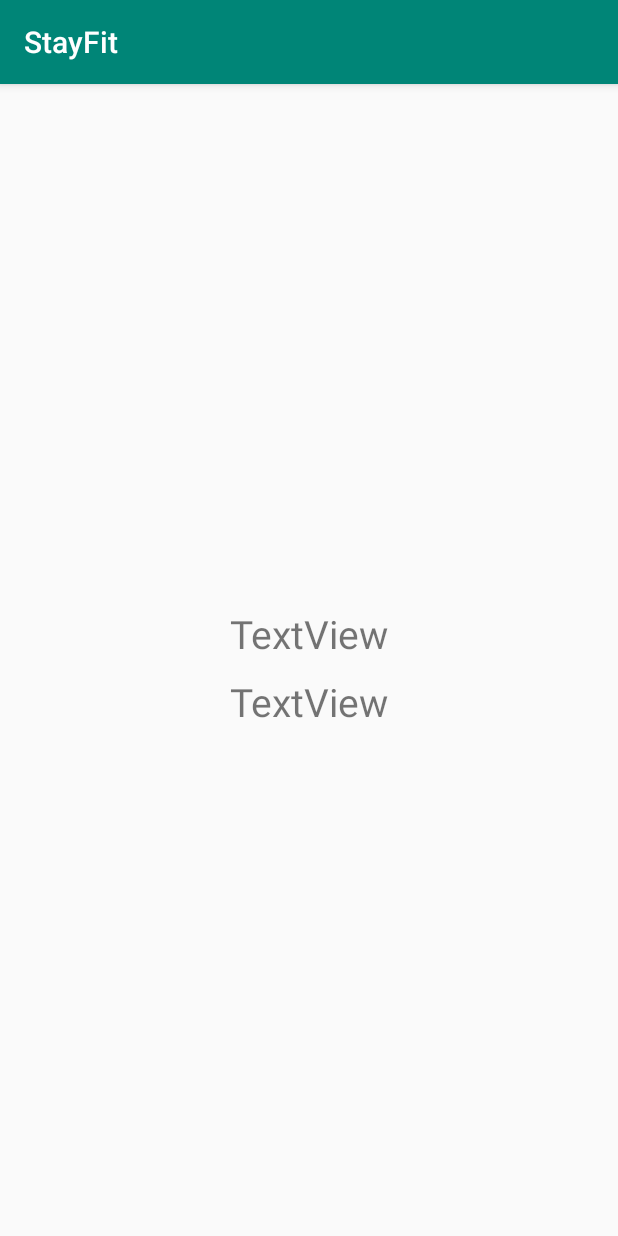
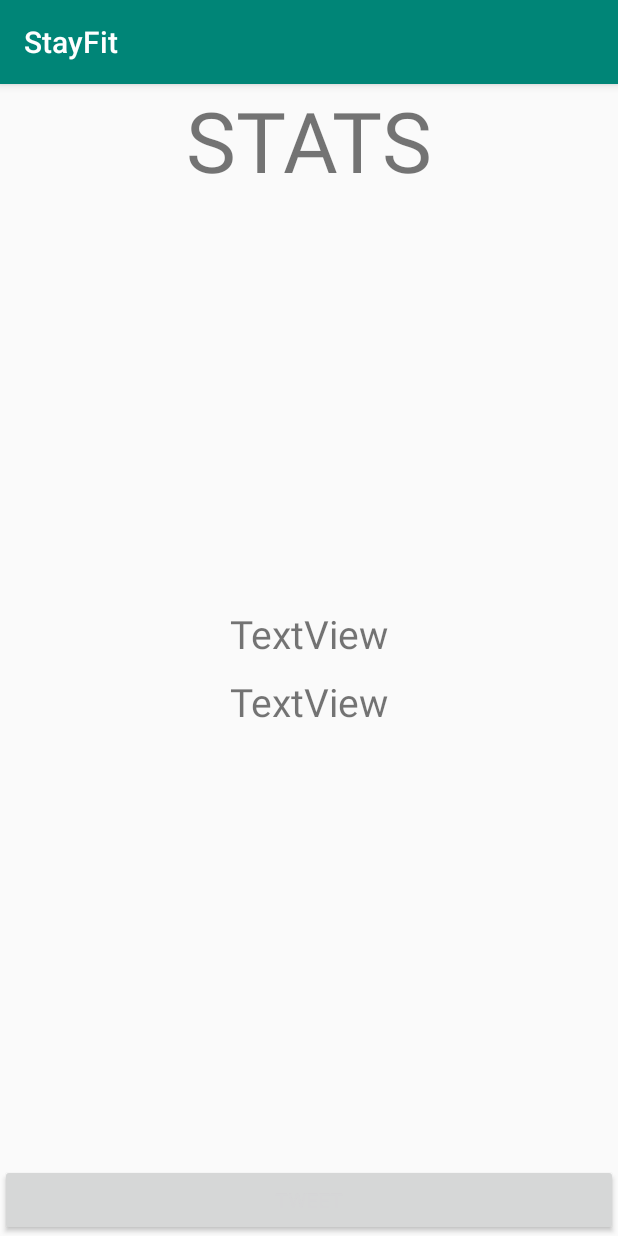
Before and after one commit to jasjeev4/StayFit, an Android app: the StatsActivity screen opened directly, with no data from a screen before it, on a phone screen of 412 x 824 dp. Run offline under Robolectric (Android 15) with nearby library versions, the phone set to English and light mode, and no system bars; libraries missing offline, so code that uses them is left out: com.twitter.sdk; 3 statements that could not run were skipped.

Commit message:
Completion of features

```diff
--- a/app/src/main/res/layout/activity_stats.xml
+++ b/app/src/main/res/layout/activity_stats.xml
@@ -8,36 +8,54 @@
     tools:context=".StatsActivity">
 
     <TextView
+        android:id="@+id/stats"
+        android:layout_width="wrap_content"
+        android:layout_height="wrap_content"
+        android:text="STATS"
+        android:textSize="56dp"
+        app:layout_constraintLeft_toLeftOf="parent"
+        app:layout_constraintRight_toRightOf="parent"
+        app:layout_constraintTop_toTopOf="parent" />
+
+    <TextView
         android:id="@+id/distance"
         android:layout_width="wrap_content"
         android:layout_height="wrap_content"
         android:text="TextView"
         android:textSize="26dp"
-        android:layout_marginTop="-10sp"
         app:layout_constraintBottom_toTopOf="@id/invisblebutton"
         app:layout_constraintLeft_toLeftOf="parent"
-        app:layout_constraintRight_toRightOf="parent"
-        />
+        app:layout_constraintRight_toRightOf="parent" />
 
     <Button
         android:id="@+id/invisblebutton"
         android:layout_width="fill_parent"
         android:layout_height="wrap_content"
-        app:layout_constraintTop_toTopOf="parent"
+        android:visibility="gone"
         app:layout_constraintBottom_toBottomOf="parent"
         app:layout_constraintLeft_toLeftOf="parent"
         app:layout_constraintRight_toRightOf="parent"
-        android:visibility="gone"
-        />
+        app:layout_constraintTop_toTopOf="parent" />
 
     <TextView
         android:id="@+id/steps"
         android:layout_width="wrap_content"
         android:layout_height="wrap_content"
+        android:layout_marginTop="10sp"
+        android:text="TextView"
         android:textSize="26dp"
-        android:text="TextView"
-        android:layout_marginTop="10sp"
-        app:layout_constraintTop_toBottomOf="@+id/invisblebutton"
         app:layout_constraintLeft_toLeftOf="parent"
-        app:layout_constraintRight_toRightOf="parent"/>
+        app:layout_constraintRight_toRightOf="parent"
+        app:layout_constraintTop_toBottomOf="@+id/invisblebutton" />
+
+
+    <Button
+        android:id="@+id/tweet"
+        android:layout_width="fill_parent"
+        android:layout_height="wrap_content"
+        app:layout_constraintBottom_toBottomOf="parent"
+        app:layout_constraintLeft_toLeftOf="parent"
+        app:layout_constraintRight_toRightOf="parent"
+        android:textColor="@color/tw__composer_black"
+        android:text="Tweet" />
 </android.support.constraint.ConstraintLayout>
--- a/app/src/main/res/values/strings.xml
+++ b/app/src/main/res/values/strings.xml
@@ -23,4 +23,8 @@
     <string name="notification_message">Counting your steps</string>
     <string name="started">Started tracking</string>
     <string name="stopped">Stopped tracking</string>
+
+    <!-- Twitter -->
+    <string name="com.twitter.sdk.android.CONSUMER_KEY">i4dCE7XqLIlP3GUIQtN8Ip80K</string>
+    <string name="com.twitter.sdk.android.CONSUMER_SECRET">i4dCE7XqLIlP3GUIQtN8Ip80K</string>
 </resources>
```
Also changed, not shown: app/src/main/java/science/logarithmic/stayfit/PedometerService.java (+150 -5 lines), app/src/main/java/science/logarithmic/stayfit/StatsActivity.java (+46 -3 lines).
